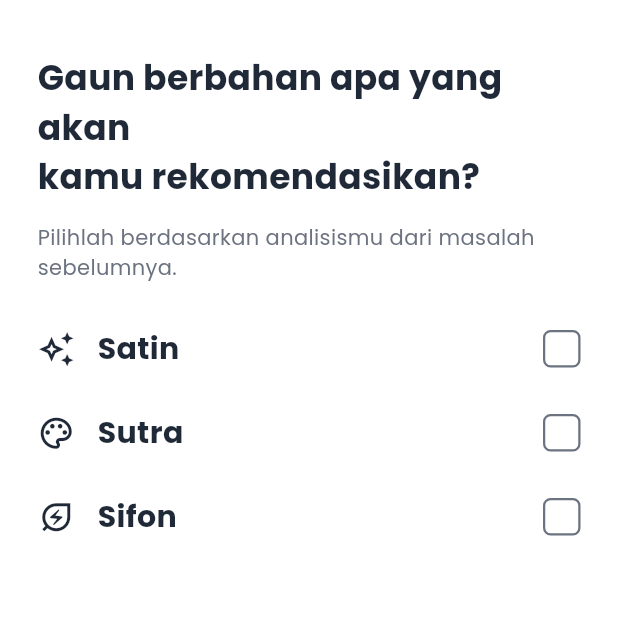
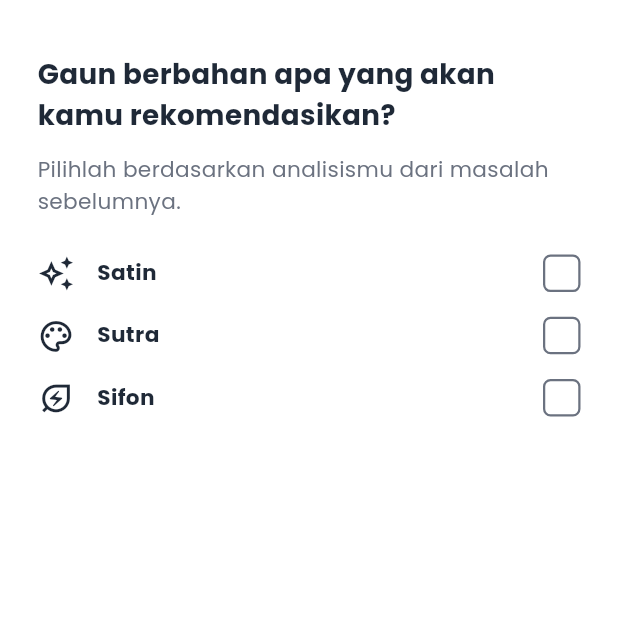
Before and after one commit to Fachryss/PropApp, a Flutter app: the QuestionCheckboxPage screen opened by its route, on a phone screen of 412 x 824 dp, the top half of it. Run offline on Flutter 3.47's test engine with Material 3 defaults, Android fonts, the phone set to English and light mode, and no system bars; our stand-ins replace audioplayers, shared_preferences; accounts and stored records are empty.

Commit message:
responsive fix

```diff
--- a/lib/screen/critical/criticalPage.dart
+++ b/lib/screen/critical/criticalPage.dart
@@ -162,7 +162,7 @@ class _CritalPageState extends State<CritalPage> {
                               ? 'Continue Problem'
                               : 'Next',
                           style: TextStyle(
-                            fontSize: isSmallScreen ? 15 : 18,
+                            fontSize: isSmallScreen ? 13 : 18,
                             fontWeight: FontWeight.w600,
                             color: Colors.white,
                           ),
--- a/lib/screen/question_checkbox.dart
+++ b/lib/screen/question_checkbox.dart
@@ -14,6 +14,8 @@ class _QuestionCheckboxPageState extends State<QuestionCheckboxPage> {
 
   @override
   Widget build(BuildContext context) {
+    double screenWidth = MediaQuery.of(context).size.width;
+    double screenHeight = MediaQuery.of(context).size.height;
     return Scaffold(
       backgroundColor: Colors.white,
       body: SafeArea(
@@ -23,29 +25,31 @@ class _QuestionCheckboxPageState extends State<QuestionCheckboxPage> {
             crossAxisAlignment: CrossAxisAlignment.start,
             children: [
               const SizedBox(height: 16),
-              const Text(
+              Text(
                 'Gaun berbahan apa yang akan\nkamu rekomendasikan?',
                 style: TextStyle(
-                  fontSize: 23,
+                  fontSize: screenWidth * 0.045,
                   fontWeight: FontWeight.w600,
-                  color: Color(0xFF1F2937),
+                  color: const Color(0xFF1F2937),
                 ),
               ),
               const SizedBox(height: 13),
-              const Text(
+              Text(
                 'Pilihlah berdasarkan analisismu dari masalah sebelumnya.',
                 style: TextStyle(
-                  fontSize: 14,
+                  fontSize: screenWidth * 0.035,
                   fontWeight: FontWeight.w500,
-                  color: Color(0xFF6B7280),
+                  color: const Color(0xFF6B7280),
                 ),
               ),
-              const SizedBox(height: 30),
-              _buildOptionItem('Satin', Icons.auto_awesome_outlined),
-              const SizedBox(height: 27),
-              _buildOptionItem('Sutra', Icons.palette_outlined),
-              const SizedBox(height: 27),
-              _buildOptionItem('Sifon', Icons.energy_savings_leaf_outlined),
+              SizedBox(height: screenHeight * 0.03),
+              _buildOptionItem(
+                  'Satin', Icons.auto_awesome_outlined, screenWidth),
+              SizedBox(height: screenHeight * 0.02),
+              _buildOptionItem('Sutra', Icons.palette_outlined, screenWidth),
+              SizedBox(height: screenHeight * 0.02),
+              _buildOptionItem(
+                  'Sifon', Icons.energy_savings_leaf_outlined, screenWidth),
               const Spacer(),
               // Next button that appears only when at least one option is selected
               AnimatedOpacity(
@@ -85,7 +89,7 @@ class _QuestionCheckboxPageState extends State<QuestionCheckboxPage> {
     );
   }
 
-  Widget _buildOptionItem(String text, IconData iconData) {
+  Widget _buildOptionItem(String text, IconData iconData, double screenWidth) {
     final isSelected = selcetedOption == text;
     return GestureDetector(
       onTap: () {
@@ -101,16 +105,16 @@ class _QuestionCheckboxPageState extends State<QuestionCheckboxPage> {
             children: [
               Icon(
                 iconData,
-                size: 25,
-                color: Color(0xFF1F2937),
+                size: screenWidth * 0.06,
+                color: const Color(0xFF1F2937),
               ),
               const SizedBox(width: 15),
               Text(
                 text,
-                style: const TextStyle(
-                  fontSize: 20,
+                style: TextStyle(
+                  fontSize: screenWidth * 0.035,
                   fontWeight: FontWeight.w600,
-                  color: Color(0xFF1F2937),
+                  color: const Color(0xFF1F2937),
                 ),
               ),
             ],
```
